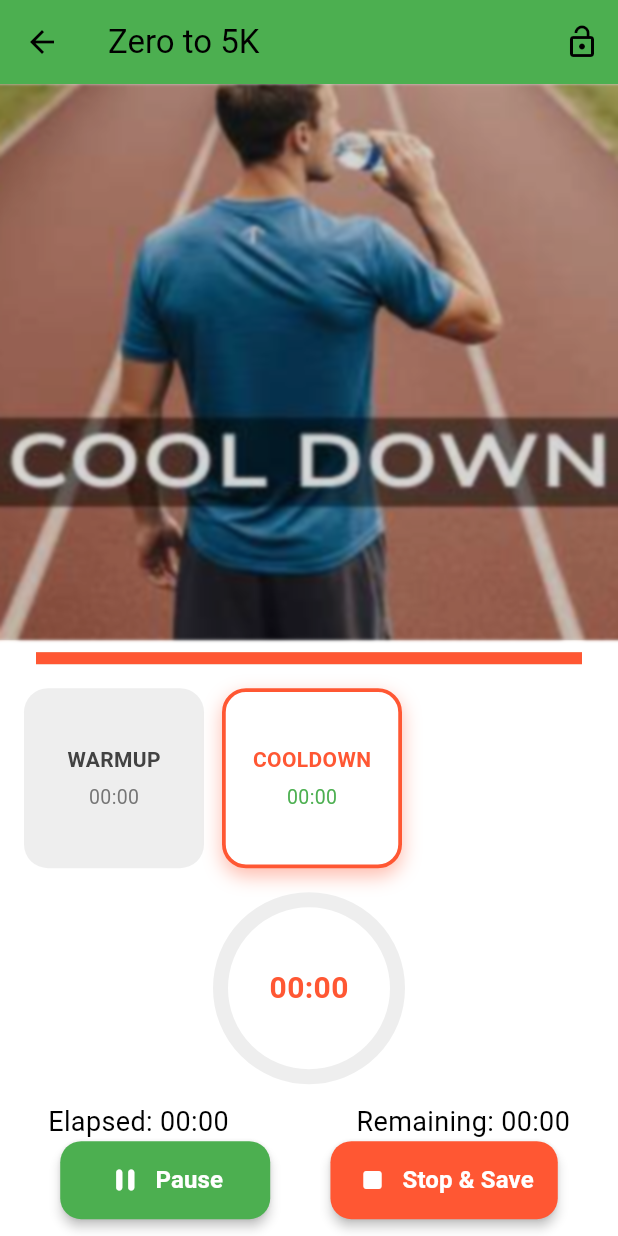
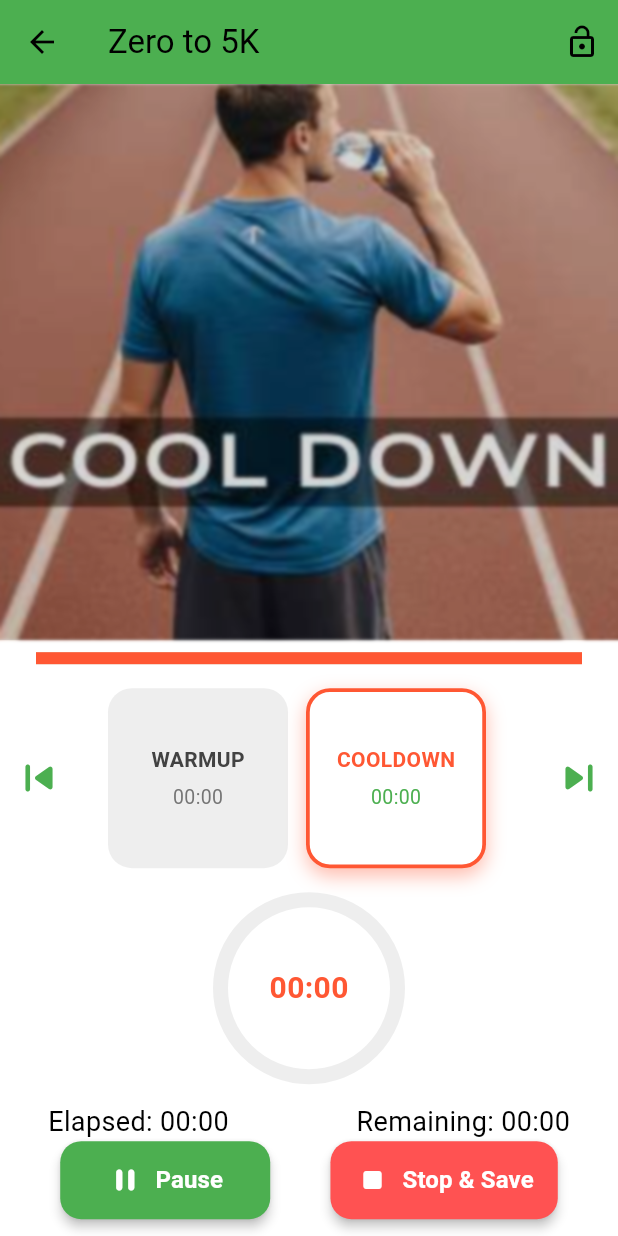
Before and after one commit to ejazhasnaat/zero_to_5k, a Flutter app: the RunSessionScreen screen opened directly with empty values, on a phone screen of 412 x 824 dp. Run offline on Flutter 3.47's test engine with Material 3 defaults, Android fonts, the light colour scheme and no system bars; drawn by our look-alikes of percent_indicator; our stand-ins replace audioplayers, confetti, fl_chart, flutter_tts, geolocator, google_maps_flutter and 5 more; accounts and stored records are empty.

Commit message:
Fixed run session screen and audio issues

```diff
--- a/lib/audio/audio_playback_engine.dart
+++ b/lib/audio/audio_playback_engine.dart
@@ -49,6 +49,8 @@ class AudioPlaybackEngine {
         await _tts.setVoice(matchedVoice);
       }
 
+      await _tts.awaitSpeakCompletion(true); // Ensure speaking waits for completion
+
       _tts.setCompletionHandler(() {
         _isSpeaking = false;
       });
@@ -63,56 +65,60 @@ class AudioPlaybackEngine {
     await _initializeTTS();
   }
 
-  /// New method: Speak any arbitrary text
   Future<void> speak(String text) async {
-    if (!_settings.enableTTS) return;
+    if (!_settings.enableTTS || text.trim().isEmpty) return;
 
     try {
-      await _tts.stop(); // stop any current speech to avoid overlapping
+      if (_isSpeaking) {
+        await _tts.stop();
+        await Future.delayed(const Duration(milliseconds: 100));
+      }
+
       await _tts.setVolume(_settings.cueVolume);
       _isSpeaking = true;
       await _tts.speak(text);
     } catch (e) {
-      debugPrint("TTS speak error: $e");
+      _isSpeaking = false;
+      debugPrint('TTS Speak Error: $e');
     }
   }
 
   Future<void> speakCue(AudioCueType type) async {
     if (!_settings.enableTTS || !_shouldSpeak(type)) return;
 
-    await _tts.stop(); // Prevent overlapping speech
+    await _tts.stop();
 
     String phrase;
     switch (type) {
       case AudioCueType.warmup:
-        phrase = _styled("Start warm-up. Easy pace.");
+        phrase = "Start your warm-up now!";
         break;
       case AudioCueType.run:
-        phrase = _styled("Run now!");
+        phrase = "Start running!";
         break;
       case AudioCueType.walk:
-        phrase = _styled("Walk now!");
+        phrase = "Start walking!";
         break;
       case AudioCueType.cooldown:
-        phrase = _styled("Cooldown. You made it!");
+        phrase = "Start your cooldown!";
         break;
       case AudioCueType.halfway:
-        phrase = _styled("Halfway there!");
+        phrase = "Halfway there!";
         break;
       case AudioCueType.complete:
-        phrase = _styled("Workout complete. Great job!");
+        phrase = "Workout completed. Great job!";
         break;
       case AudioCueType.start:
-        phrase = _styled("Let's get started.");
+        phrase = "Let's get started.";
         break;
       case AudioCueType.pause:
-        phrase = _styled("Workout paused.");
+        phrase = "Workout paused.";
         break;
       case AudioCueType.resume:
-        phrase = _styled("Resuming workout.");
+        phrase = "Resuming workout.";
         break;
       case AudioCueType.intervalChange:
-        phrase = _styled("Interval change.");
+        phrase = "Interval change.";
         break;
     }
 
@@ -121,7 +127,7 @@ class AudioPlaybackEngine {
       _isSpeaking = true;
       await _tts.speak(phrase);
     } catch (e) {
-      debugPrint("TTS speak error: $e");
+      debugPrint("TTS speakCue error: $e");
     }
   }
 
@@ -135,6 +141,19 @@ class AudioPlaybackEngine {
       } catch (e) {
         debugPrint("TTS countdown error: $e");
       }
+    }
+  }
+
+  String formatDurationReadable(Duration duration) {
+    final minutes = duration.inMinutes;
+    final seconds = duration.inSeconds % 60;
+
+    if (minutes > 0 && seconds > 0) {
+      return "$minutes minute${minutes > 1 ? 's' : ''} and $seconds second${seconds > 1 ? 's' : ''}";
+    } else if (minutes > 0) {
+      return "$minutes minute${minutes > 1 ? 's' : ''}";
+    } else {
+      return "$seconds second${seconds > 1 ? 's' : ''}";
     }
   }
 
@@ -155,17 +174,6 @@ class AudioPlaybackEngine {
     }
   }
 
-  String _styled(String base) {
-    switch (_settings.style.toLowerCase()) {
-      case 'energetic':
-        return "$base Let's crush it!";
-      case 'calm':
-        return "$base Stay relaxed.";
-      default:
-        return base;
-    }
-  }
-
   Future<void> stop() async {
     try {
       await _tts.stop();
--- a/lib/screens/run_session_screen.dart
+++ b/lib/screens/run_session_screen.dart
@@ -31,7 +31,6 @@ class RunSessionScreen extends StatefulWidget {
   @override
   State<RunSessionScreen> createState() => _RunSessionScreenState();
 }
-
 class _RunSessionScreenState extends State<RunSessionScreen> with TickerProviderStateMixin {
   late TimerController _timerController;
   late AudioPlaybackEngine _audioEngine;
@@ -43,6 +42,9 @@ class _RunSessionScreenState extends State<RunSessionScreen> with TickerProvider
   bool _summaryShown = false;
   bool _isLocked = false;
   bool _isPaused = false;
+  bool _isAnimatingPage = false;
+  bool _hasSpokenInitialSegment = false;
+
 
   int _lastSegmentIndex = -1;
   Timer? _voiceDebounceTimer;
@@ -75,7 +77,15 @@ class _RunSessionScreenState extends State<RunSessionScreen> with TickerProvider
       curve: Curves.easeInOut,
     );
 
-    WidgetsBinding.instance.addPostFrameCallback((_) => _timerController.start());
+    WidgetsBinding.instance.addPostFrameCallback((_) {
+      _timerController.start();
+
+      // Delay initial onSegmentChange after everything has settled
+      Future.delayed(const Duration(milliseconds: 200), () {
+        _onSegmentChange();
+        _lastSegmentIndex = _timerController.currentIndex;
+      });
+    });
 
     _timerController.addListener(() {
       final currentIndex = _timerController.currentIndex;
@@ -107,10 +117,21 @@ class _RunSessionScreenState extends State<RunSessionScreen> with TickerProvider
     final type = segment.type.name;
     final duration = _formatDuration(segment.duration);
 
+    debugPrint("🗣️ Segment changed to: $type ($duration)");
+
+    // Prevent duplicate speech on first segment
+    if (!_hasSpokenInitialSegment) {
+      _hasSpokenInitialSegment = true;
+      debugPrint("✅ First segment speech trigger");
+    } else {
       _voiceDebounceTimer?.cancel();
+      _audioEngine.stop();
+
       _voiceDebounceTimer = Timer(const Duration(milliseconds: 300), () {
-      _audioEngine.speak("Next: $type for $duration");
+        final _duration = _audioEngine.formatDurationReadable(Duration(seconds: segment.duration));
+        _audioEngine.speak("${segment.type.name} for $_duration");
       });
+    }
 
     if (!_isPaused && !_isLocked) {
       Vibration.hasVibrator().then((hasVibrator) {
@@ -122,11 +143,29 @@ class _RunSessionScreenState extends State<RunSessionScreen> with TickerProvider
       });
     }
 
-    _intervalPageController.animateToPage(
-      _timerController.currentIndex,
-      duration: const Duration(milliseconds: 500),
+    final int index = _timerController.currentIndex;
+    final int maxIndex = _timerController.intervals.length - 1;
+
+    if (_intervalPageController.hasClients &&
+        !_isAnimatingPage &&
+        index >= 0 &&
+        index <= maxIndex &&
+        _intervalPageController.page?.round() != index) {
+      _isAnimatingPage = true;
+      _intervalPageController
+          .animateToPage(
+            index,
+            duration: const Duration(milliseconds: 300),
             curve: Curves.easeInOutCubic,
-    );
+          )
+          .whenComplete(() => _isAnimatingPage = false)
+          .catchError((e) {
+            debugPrint("⚠️ animateToPage error: $e");
+            _isAnimatingPage = false;
+          });
+    } else {
+      debugPrint('⚠️ Skipping animateToPage: controller not ready or invalid index: $index');
+    }
   }
 
   void _playTickingSound() {
@@ -202,6 +241,21 @@ class _RunSessionScreenState extends State<RunSessionScreen> with TickerProvider
     _timerController.previousSegment();
   }
 
+  String _getImageForSegment(String name) {
+    switch (name.toLowerCase()) {
+      case 'walk':
+        return 'assets/images/walk.jpg';
+      case 'run':
+        return 'assets/images/run.jpg';
+      case 'warmup':
+        return 'assets/images/warmup.jpg';
+      case 'cooldown':
+        return 'assets/images/cooldown.jpg';
+      default:
+        return 'assets/images/running.jpg';
+    }
+  }
+
   @override
   Widget build(BuildContext context) {
     return ChangeNotifierProvider.value(
@@ -247,7 +301,7 @@ class _RunSessionScreenState extends State<RunSessionScreen> with TickerProvider
                 children: [
                   Column(
                     children: [
-                      // Task 1.1: Stretched Image
+                      // Background image
                       SizedBox(
                         height: MediaQuery.of(context).size.height * 0.45,
                         child: Stack(
@@ -279,9 +333,29 @@ class _RunSessionScreenState extends State<RunSessionScreen> with TickerProvider
                         ),
                       ),
                       const SizedBox(height: 16),
+
+
                       SizedBox(
-                        height: 120, // Ensures square shape with AspectRatio below
+                        height: 120,
+                        child: Row(
+                          mainAxisAlignment: MainAxisAlignment.center,
+                          children: [
+                            // Left Skip Button
+                            IconButton(
+                              onPressed: _isLocked ? null : _onSwipeRight,
+                              icon: const Icon(Icons.skip_previous_rounded),
+                              iconSize: 36,
+                              tooltip: "Previous Interval",
+                              color: _isLocked ? Colors.grey.shade400 : AppColors.calmGreen,
+                            ),
+                            const SizedBox(width: 4),
+
+                            // Interval Cards ListView
+                            Expanded(
+                              child: AnimatedSwitcher(
+                                duration: const Duration(milliseconds: 300),
                                 child: ListView.separated(
+                                  key: ValueKey<int>(timer.currentIndex),
                                   scrollDirection: Axis.horizontal,
                                   physics: _isLocked
                                       ? const NeverScrollableScrollPhysics()
@@ -295,7 +369,7 @@ class _RunSessionScreenState extends State<RunSessionScreen> with TickerProvider
                                     final isCompleted = idx < timer.currentIndex;
 
                                     return AspectRatio(
-                              aspectRatio: 1, // Enforces perfect square
+                                      aspectRatio: 1,
                                       child: AnimatedContainer(
                                         duration: const Duration(milliseconds: 300),
                                         decoration: BoxDecoration(
@@ -351,9 +425,21 @@ class _RunSessionScreenState extends State<RunSessionScreen> with TickerProvider
                                   },
                                 ),
                               ),
+                            ),
+
+                            const SizedBox(width: 4),
+                            // Right Skip Button
+                            IconButton(
+                              onPressed: _isLocked ? null : _onSwipeLeft,
+                              icon: const Icon(Icons.skip_next_rounded),
+                              iconSize: 36,
+                              tooltip: "Next Interval",
+                              color: _isLocked ? Colors.grey.shade400 : AppColors.calmGreen,
+                            ),
+                          ],
+                        ),
+                      ),
                       const SizedBox(height: 16),
-
-                      // Task 1.3: Smaller rounded timer showing current interval remaining
                       CircularPercentIndicator(
                         radius: 64,
                         lineWidth: 10,
@@ -370,10 +456,7 @@ class _RunSessionScreenState extends State<RunSessionScreen> with TickerProvider
                         backgroundColor: Colors.grey.shade200,
                         circularStrokeCap: CircularStrokeCap.round,
                       ),
-
                       const SizedBox(height: 12),
-
-                      // Task 1.4: Enlarged elapsed/remaining time text
                       Padding(
                         padding: const EdgeInsets.symmetric(horizontal: 32),
                         child: Row(
@@ -390,9 +473,7 @@ class _RunSessionScreenState extends State<RunSessionScreen> with TickerProvider
                           ],
                         ),
                       ),
-
                       const Spacer(),
-
                       Row(
                         mainAxisAlignment: MainAxisAlignment.spaceEvenly,
                         children: [
@@ -430,6 +511,7 @@ class _RunSessionScreenState extends State<RunSessionScreen> with TickerProvider
                               elevation: 3,
                             ),
                           ),
+
                           ElevatedButton.icon(
                             onPressed: _isLocked
                                 ? null
@@ -442,7 +524,7 @@ class _RunSessionScreenState extends State<RunSessionScreen> with TickerProvider
                               style: TextStyle(fontSize: 16, fontWeight: FontWeight.w600),
                             ),
                             style: ElevatedButton.styleFrom(
-                              backgroundColor: AppColors.warmOrange,
+                              backgroundColor: Colors.redAccent,
                               foregroundColor: Colors.white,
                               minimumSize: const Size(140, 52),
                               padding: const EdgeInsets.symmetric(horizontal: 16, vertical: 12),
@@ -454,52 +536,18 @@ class _RunSessionScreenState extends State<RunSessionScreen> with TickerProvider
                           ),
                         ],
                       ),
-
-
-                      /*// START
-                      Row(
-                        mainAxisAlignment: MainAxisAlignment.spaceEvenly,
-                        children: [
-                          ElevatedButton.icon(
-                            onPressed: _isLocked
-                                ? null
-                                : () {
-                                    setState(() {
-                                      if (_isPaused) {
-                                        _pauseResumeController.forward(from: 0);
-                                        _timerController.resume();
-                                      } else {
-                                        _pauseResumeController.reverse(from: 1);
-                                        _timerController.pause();
-                                      }
-                                      _isPaused = !_isPaused;
-                                    });
-                                  },
-                            icon: Icon(_isPaused ? Icons.play_arrow : Icons.pause),
-                            label: Text(_isPaused ? "Resume" : "Pause"),
-                            style: ElevatedButton.styleFrom(
-                              backgroundColor: AppColors.calmGreen,
-                              minimumSize: const Size(130, 48),
-                            ),
-                          ),
-                          ElevatedButton.icon(
-                            onPressed: _isLocked
-                                ? null
-                                : () async {
-                                    await _stopAndSaveRun(context);
-                                  },
-                            icon: const Icon(Icons.stop),
-                            label: const Text("Stop & Save"),
-                            style: ElevatedButton.styleFrom(
-                              backgroundColor: AppColors.warmOrange,
-                              minimumSize: const Size(130, 48),
-                            ),
-                          ),
+                      const SizedBox(height: 20),
                     ],
                   ),
-                      // END*/
-                      const SizedBox(height: 24),
-                    ],
+                  Align(
+                    alignment: Alignment.topCenter,
+                    child: ConfettiWidget(
+                      confettiController: _confettiController,
+                      blastDirectionality: BlastDirectionality.explosive,
+                      shouldLoop: false,
+                      numberOfParticles: 30,
+                      gravity: 0.3,
+                    ),
                   ),
                 ],
               ),
@@ -509,19 +557,4 @@ class _RunSessionScreenState extends State<RunSessionScreen> with TickerProvider
       ),
     );
   }
-
-  String _getImageForSegment(String type) {
-    switch (type.toLowerCase()) {
-      case "warmup":
-        return 'assets/images/warmup.jpg';
-      case "run":
-        return 'assets/images/run.jpg';
-      case "walk":
-        return 'assets/images/walk.jpg';
-      case "cooldown":
-        return 'assets/images/cooldown.jpg';
-      default:
-        return 'assets/images/workout.jpg';
 }
-  }
-}
```
Lines whose indentation alone changed are shown as unchanged.
